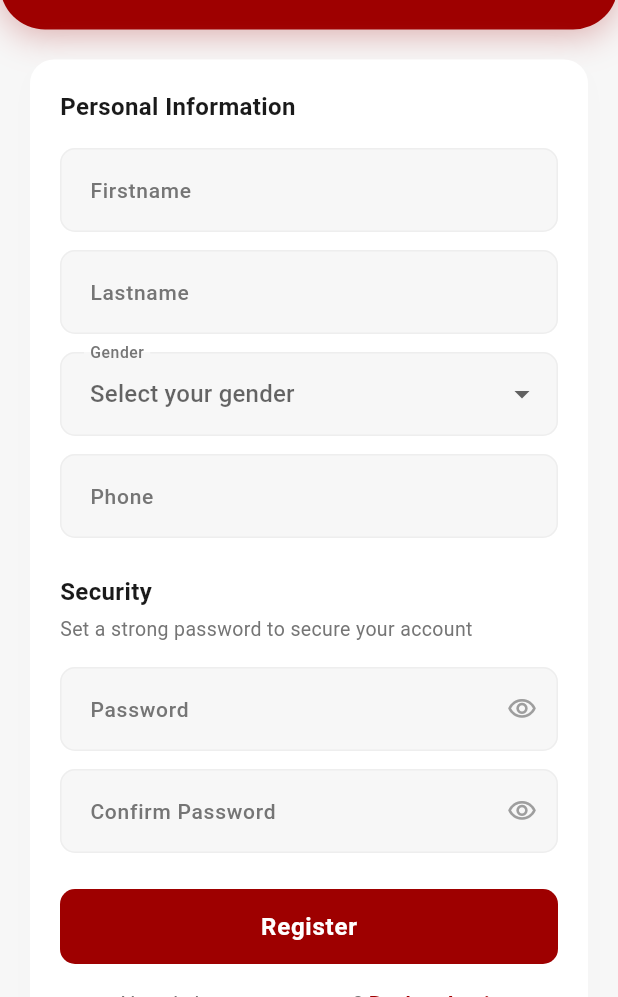
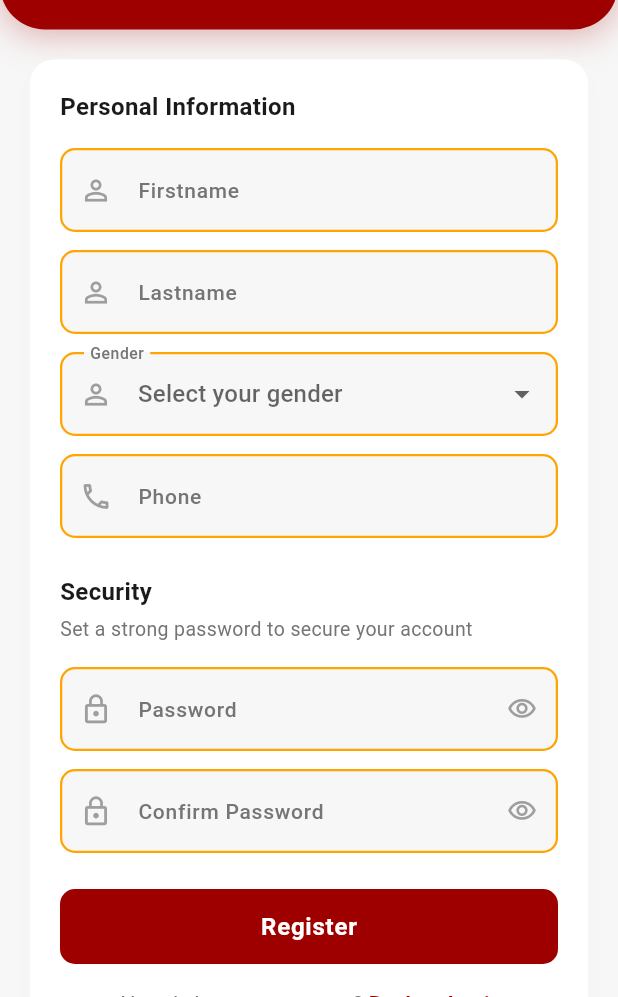
Before and after one commit to mesfinhaileslassie/Soft-Token-OTP-Generator, a Flutter app: the RegisterScreen screen opened by its route, on a phone screen of 412 x 824 dp, the part 239-1236 px from its top. Run offline on Flutter 3.47's test engine with Material 3 defaults, Android fonts, the phone set to English and light mode, and no system bars; our stand-ins replace device_info_plus, go_router, shared_preferences; accounts and stored records are empty.

Commit message:
Icons added

```diff
--- a/lib/features/auth/presentation/screens/register_screen.dart
+++ b/lib/features/auth/presentation/screens/register_screen.dart
@@ -1,7 +1,5 @@
 // lib/features/auth/presentation/screens/register_screen.dart
 import 'package:flutter/material.dart';
-import 'package:go_router/go_router.dart';
-import 'package:payroll_soft_token_app/app/routes/app_router.dart';
 import 'package:payroll_soft_token_app/core/theme/app_theme.dart';
 import 'package:payroll_soft_token_app/features/auth/presentation/widgets/register_form.dart';
 
--- a/lib/features/auth/presentation/widgets/register_form.dart
+++ b/lib/features/auth/presentation/widgets/register_form.dart
@@ -96,6 +96,11 @@ class _RegisterFormState extends State<RegisterForm> {
               decoration: InputDecoration(
                 labelText: 'Firstname',
                 hintText: 'Enter your first name',
+                prefixIcon: const Icon(
+                  Icons.person_outline,
+                  color: Color(0xFF9E9E9E),
+                  size: 22,
+                ),
                 labelStyle: TextStyle(
                   color: Colors.grey.shade600,
                   fontSize: 14,
@@ -110,7 +115,10 @@ class _RegisterFormState extends State<RegisterForm> {
                 ),
                 enabledBorder: OutlineInputBorder(
                   borderRadius: BorderRadius.circular(10),
-                  borderSide: BorderSide(color: Colors.grey.shade200, width: 1),
+                  borderSide: const BorderSide(
+                    color: Color(0xFFFFA400),
+                    width: 1.5,
+                  ),
                 ),
                 focusedBorder: OutlineInputBorder(
                   borderRadius: BorderRadius.circular(10),
@@ -147,6 +155,11 @@ class _RegisterFormState extends State<RegisterForm> {
               decoration: InputDecoration(
                 labelText: 'Lastname',
                 hintText: 'Enter your last name',
+                prefixIcon: const Icon(
+                  Icons.person_outline,
+                  color: Color(0xFF9E9E9E),
+                  size: 22,
+                ),
                 labelStyle: TextStyle(
                   color: Colors.grey.shade600,
                   fontSize: 14,
@@ -161,7 +174,10 @@ class _RegisterFormState extends State<RegisterForm> {
                 ),
                 enabledBorder: OutlineInputBorder(
                   borderRadius: BorderRadius.circular(10),
-                  borderSide: BorderSide(color: Colors.grey.shade200, width: 1),
+                  borderSide: const BorderSide(
+                    color: Color(0xFFFFA400),
+                    width: 1.5,
+                  ),
                 ),
                 focusedBorder: OutlineInputBorder(
                   borderRadius: BorderRadius.circular(10),
@@ -198,6 +214,11 @@ class _RegisterFormState extends State<RegisterForm> {
               decoration: InputDecoration(
                 labelText: 'Gender',
                 hintText: 'Select your gender',
+                prefixIcon: const Icon(
+                  Icons.person_outline,
+                  color: Color(0xFF9E9E9E),
+                  size: 22,
+                ),
                 labelStyle: TextStyle(
                   color: Colors.grey.shade600,
                   fontSize: 14,
@@ -212,7 +233,10 @@ class _RegisterFormState extends State<RegisterForm> {
                 ),
                 enabledBorder: OutlineInputBorder(
                   borderRadius: BorderRadius.circular(10),
-                  borderSide: BorderSide(color: Colors.grey.shade200, width: 1),
+                  borderSide: const BorderSide(
+                    color: Color(0xFFFFA400),
+                    width: 1.5,
+                  ),
                 ),
                 focusedBorder: OutlineInputBorder(
                   borderRadius: BorderRadius.circular(10),
@@ -256,6 +280,11 @@ class _RegisterFormState extends State<RegisterForm> {
               decoration: InputDecoration(
                 labelText: 'Phone',
                 hintText: 'Enter your Phone number',
+                prefixIcon: const Icon(
+                  Icons.phone_outlined,
+                  color: Color(0xFF9E9E9E),
+                  size: 22,
+                ),
                 labelStyle: TextStyle(
                   color: Colors.grey.shade600,
                   fontSize: 14,
@@ -270,7 +299,10 @@ class _RegisterFormState extends State<RegisterForm> {
                 ),
                 enabledBorder: OutlineInputBorder(
                   borderRadius: BorderRadius.circular(10),
-                  borderSide: BorderSide(color: Colors.grey.shade200, width: 1),
+                  borderSide: const BorderSide(
+                    color: Color(0xFFFFA400),
+                    width: 1.5,
+                  ),
                 ),
                 focusedBorder: OutlineInputBorder(
                   borderRadius: BorderRadius.circular(10),
@@ -317,6 +349,25 @@ class _RegisterFormState extends State<RegisterForm> {
               decoration: InputDecoration(
                 labelText: 'Password',
                 hintText: 'Enter your password',
+                prefixIcon: const Icon(
+                  Icons.lock_outline,
+                  color: Color(0xFF9E9E9E),
+                  size: 22,
+                ),
+                suffixIcon: IconButton(
+                  icon: Icon(
+                    _obscurePassword
+                        ? Icons.visibility_outlined
+                        : Icons.visibility_off_outlined,
+                    color: Colors.grey.shade500,
+                    size: 20,
+                  ),
+                  onPressed: () {
+                    setState(() {
+                      _obscurePassword = !_obscurePassword;
+                    });
+                  },
+                ),
                 labelStyle: TextStyle(
                   color: Colors.grey.shade600,
                   fontSize: 14,
@@ -331,7 +382,10 @@ class _RegisterFormState extends State<RegisterForm> {
                 ),
                 enabledBorder: OutlineInputBorder(
                   borderRadius: BorderRadius.circular(10),
-                  borderSide: BorderSide(color: Colors.grey.shade200, width: 1),
+                  borderSide: const BorderSide(
+                    color: Color(0xFFFFA400),
+                    width: 1.5,
+                  ),
                 ),
                 focusedBorder: OutlineInputBorder(
                   borderRadius: BorderRadius.circular(10),
@@ -348,20 +402,6 @@ class _RegisterFormState extends State<RegisterForm> {
                   horizontal: 16,
                   vertical: 16,
                 ),
-                suffixIcon: IconButton(
-                  icon: Icon(
-                    _obscurePassword
-                        ? Icons.visibility_outlined
-                        : Icons.visibility_off_outlined,
-                    color: Colors.grey.shade500,
-                    size: 20,
-                  ),
-                  onPressed: () {
-                    setState(() {
-                      _obscurePassword = !_obscurePassword;
-                    });
-                  },
-                ),
               ),
               validator: Validators.validatePassword,
               textInputAction: TextInputAction.next,
@@ -375,6 +415,25 @@ class _RegisterFormState extends State<RegisterForm> {
               decoration: InputDecoration(
                 labelText: 'Confirm Password',
                 hintText: 'Confirm your password',
+                prefixIcon: const Icon(
+                  Icons.lock_outline,
+                  color: Color(0xFF9E9E9E),
+                  size: 22,
+                ),
+                suffixIcon: IconButton(
+                  icon: Icon(
+                    _obscureConfirmPassword
+                        ? Icons.visibility_outlined
+                        : Icons.visibility_off_outlined,
+                    color: Colors.grey.shade500,
+                    size: 20,
+                  ),
+                  onPressed: () {
+                    setState(() {
+                      _obscureConfirmPassword = !_obscureConfirmPassword;
+                    });
+                  },
+                ),
                 labelStyle: TextStyle(
                   color: Colors.grey.shade600,
                   fontSize: 14,
@@ -389,7 +448,10 @@ class _RegisterFormState extends State<RegisterForm> {
                 ),
                 enabledBorder: OutlineInputBorder(
                   borderRadius: BorderRadius.circular(10),
-                  borderSide: BorderSide(color: Colors.grey.shade200, width: 1),
+                  borderSide: const BorderSide(
+                    color: Color(0xFFFFA400),
+                    width: 1.5,
+                  ),
                 ),
                 focusedBorder: OutlineInputBorder(
                   borderRadius: BorderRadius.circular(10),
@@ -405,20 +467,6 @@ class _RegisterFormState extends State<RegisterForm> {
                 contentPadding: const EdgeInsets.symmetric(
                   horizontal: 16,
                   vertical: 16,
-                ),
-                suffixIcon: IconButton(
-                  icon: Icon(
-                    _obscureConfirmPassword
-                        ? Icons.visibility_outlined
-                        : Icons.visibility_off_outlined,
-                    color: Colors.grey.shade500,
-                    size: 20,
-                  ),
-                  onPressed: () {
-                    setState(() {
-                      _obscureConfirmPassword = !_obscureConfirmPassword;
-                    });
-                  },
                 ),
               ),
               validator: (value) {
```
